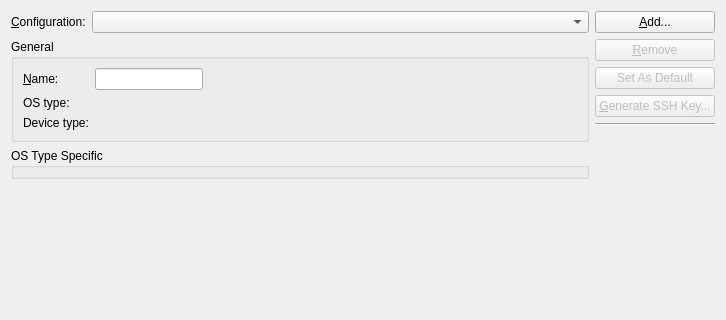
The window that src/plugins/remotelinux/linuxdeviceconfigurationssettingswidget.ui (qt-creator/qt-creator) describes before a commit, drawn with Qt 5; both pictures show x 0 to 726 and y 0 to 320 of the 726 by 473 pixel window.
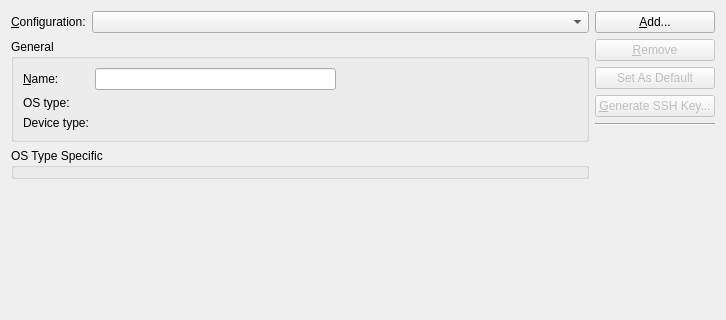
The same window after the commit.

Commit message: remotelinux: dialog cosmetics

The edit to the form file:
```diff
--- a/src/plugins/remotelinux/linuxdeviceconfigurationssettingswidget.ui
+++ b/src/plugins/remotelinux/linuxdeviceconfigurationssettingswidget.ui
@@ -51,10 +51,21 @@
        <property name="title">
         <string>General</string>
        </property>
-       <layout class="QFormLayout" name="formLayout_3">
-        <property name="fieldGrowthPolicy">
-         <enum>QFormLayout::FieldsStayAtSizeHint</enum>
-        </property>
+       <layout class="QGridLayout" name="gridLayout">
+        <item row="1" column="0">
+         <widget class="QLabel" name="oSTypeLabel">
+          <property name="text">
+           <string>OS type:</string>
+          </property>
+         </widget>
+        </item>
+        <item row="1" column="1">
+         <widget class="QLabel" name="osTypeValueLabel">
+          <property name="text">
+           <string/>
+          </property>
+         </widget>
+        </item>
         <item row="0" column="0">
          <widget class="QLabel" name="deviceNameLabel">
           <property name="text">
@@ -68,20 +79,6 @@
         <item row="0" column="1">
          <widget class="QLineEdit" name="nameLineEdit"/>
         </item>
-        <item row="1" column="0">
-         <widget class="QLabel" name="oSTypeLabel">
-          <property name="text">
-           <string>OS type:</string>
-          </property>
-         </widget>
-        </item>
-        <item row="1" column="1">
-         <widget class="QLabel" name="osTypeValueLabel">
-          <property name="text">
-           <string/>
-          </property>
-         </widget>
-        </item>
         <item row="2" column="0">
          <widget class="QLabel" name="deviceTypeLabel">
           <property name="text">
@@ -96,6 +93,19 @@
           </property>
          </widget>
         </item>
+        <item row="0" column="2">
+         <spacer name="horizontalSpacer">
+          <property name="orientation">
+           <enum>Qt::Horizontal</enum>
+          </property>
+          <property name="sizeHint" stdset="0">
+           <size>
+            <width>40</width>
+            <height>20</height>
+           </size>
+          </property>
+         </spacer>
+        </item>
        </layout>
       </widget>
      </item>
```
